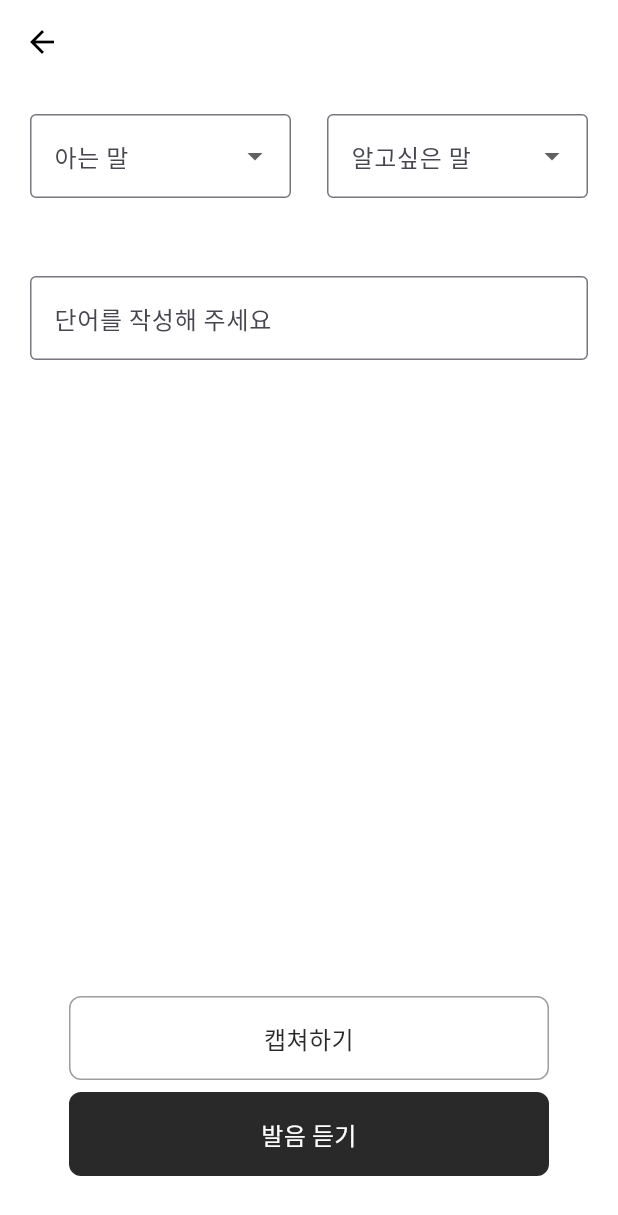
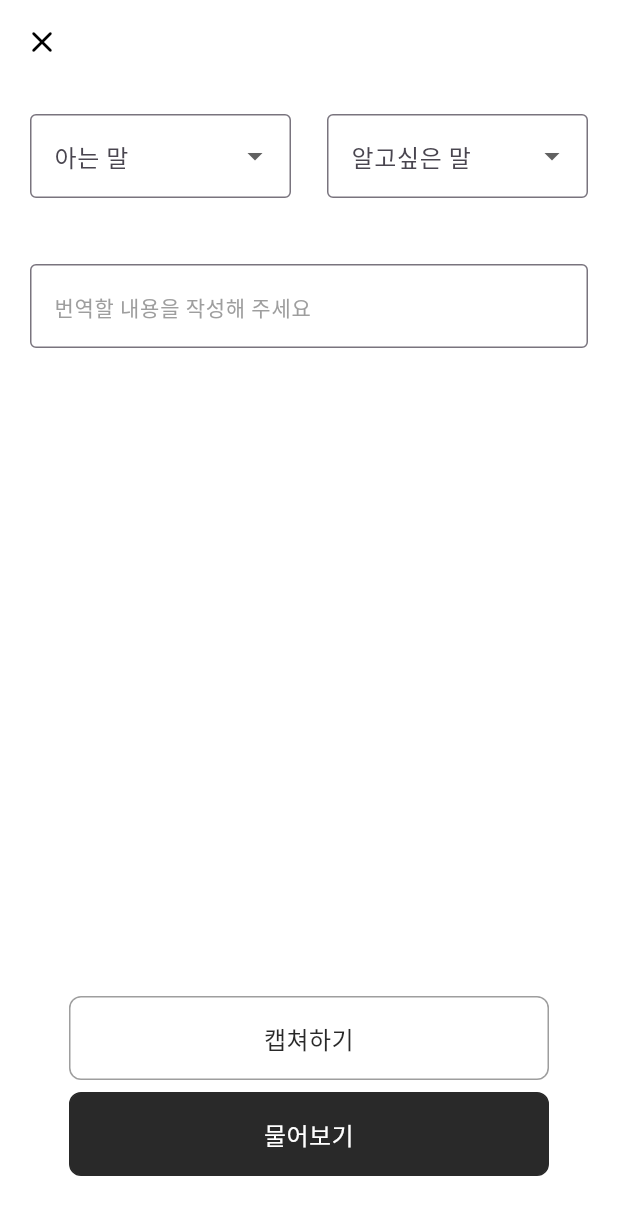
Before and after one commit to CAVASOL/witt, a Flutter app: the TraslatePage screen opened by its route, on a phone screen of 412 x 824 dp. Shown: the top 1215 px of the screen. Run offline on Flutter 3.47's test engine with Material 3 defaults, Android fonts, the phone set to English and light mode, and no system bars; our stand-ins replace camera, dash_chat_2, dio, dotted_border, firebase_auth, firebase_core and 5 more; missing offline and left inert: chat_gpt_sdk, flutter_vision, google_mlkit_text_recognition, google_mlkit_translation; accounts and stored records are empty; generated files the repository leaves out were written again; statements that could not run were skipped.

Commit message:
changed icons

```diff
--- a/lib/pages/image_detect.dart
+++ b/lib/pages/image_detect.dart
@@ -35,7 +35,7 @@ class _ImageDetectPageState extends State<ImageDetect> {
           backgroundColor: Colors.white,
           leading: IconButton(
             icon: const Icon(
-              Icons.arrow_back,
+              Icons.clear_rounded,
               color: Colors.black,
             ),
             onPressed: () {
@@ -302,7 +302,7 @@ class _ImageDetectPageState extends State<ImageDetect> {
   Future<void> _uploadImage() async {
     if (selectedImage == null) return;
 
-    String uploadUrl = "http://172.30.1.44:8000/image";
+    String uploadUrl = "http://172.30.1.92:8000/image";
     Dio dio = Dio();
 
     try {
--- a/lib/pages/translate.dart
+++ b/lib/pages/translate.dart
@@ -43,6 +43,7 @@ class _TraslatePageState extends State<TraslatePage> {
     _translationController.close();
     _onDeviceTranslator.close();
     _textRecognizer.close();
+
     super.dispose();
   }
 
@@ -118,7 +119,7 @@ class _TraslatePageState extends State<TraslatePage> {
         backgroundColor: Colors.white,
         leading: IconButton(
           icon: const Icon(
-            Icons.arrow_back,
+            Icons.clear_rounded,
             color: Colors.black,
           ),
           onPressed: () {
@@ -139,6 +140,10 @@ class _TraslatePageState extends State<TraslatePage> {
                     padding: const EdgeInsets.only(right: 12),
                     child: DropdownButtonFormField<TranslateLanguage>(
                       value: _sourceLanguage,
+                      dropdownColor: Colors.white,
+                      style: const TextStyle(
+                        color: Color(0xFF292929),
+                      ),
                       onChanged: (value) {
                         setState(() {
                           _sourceLanguage = value!;
@@ -175,6 +180,10 @@ class _TraslatePageState extends State<TraslatePage> {
                     padding: const EdgeInsets.only(left: 12),
                     child: DropdownButtonFormField<TranslateLanguage>(
                       value: _targetLanguage,
+                      dropdownColor: Colors.white,
+                      style: const TextStyle(
+                        color: Color(0xFF292929),
+                      ),
                       onChanged: (value) {
                         setState(() {
                           _targetLanguage = value!;
@@ -209,13 +218,17 @@ class _TraslatePageState extends State<TraslatePage> {
               ],
             ),
           ),
-          const SizedBox(height: 12),
+          const SizedBox(height: 4),
           Padding(
             padding: const EdgeInsets.all(20),
             child: TextField(
               controller: _controller,
               decoration: const InputDecoration(
-                hintText: '단어를 작성해 주세요',
+                hintText: '번역할 내용을 작성해 주세요',
+                hintStyle: TextStyle(
+                  color: Colors.grey,
+                  fontSize: 14,
+                ),
                 border: OutlineInputBorder(),
               ),
               onSubmitted: (text) async {
@@ -270,7 +283,7 @@ class _TraslatePageState extends State<TraslatePage> {
                   }
                 },
                 child: const Button(
-                  text: "발음 듣기",
+                  text: "물어보기",
                   bgColor: Color(0xFF292929),
                   textColor: Colors.white,
                   borderColor: Color(0xFF292929),
--- a/lib/widgets/search_bar.dart
+++ b/lib/widgets/search_bar.dart
@@ -37,9 +37,9 @@ class KeySearchBar extends StatelessWidget {
                         maxLines: 1,
                         decoration: InputDecoration(
                           border: InputBorder.none,
-                          hintText: '키워드를 검색해 주세요.',
+                          hintText: '',
                           hintStyle: TextStyle(
-                            color: Color(0xFF292929),
+                            color: Colors.grey,
                             fontWeight: FontWeight.w400,
                           ),
                         ),
```
